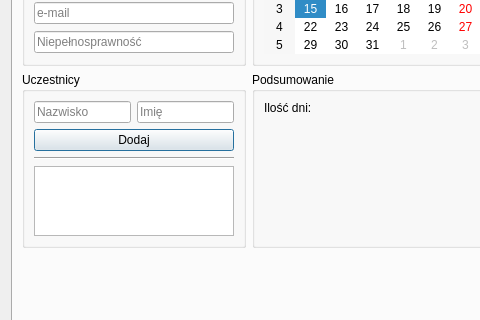
The window that src/ui/NewReservationDialog.ui (Skwara/HoteleADC) describes before a commit, drawn with Qt 5; both pictures show x 0 to 480 and y 190 to 510 of the 800 by 600 pixel window.
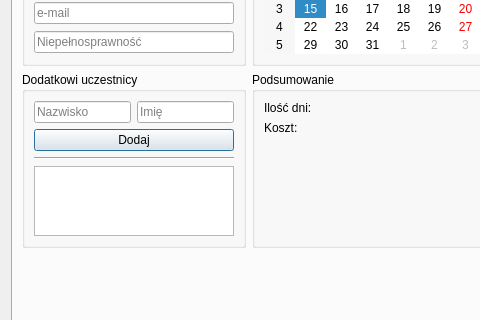
The same window after the commit.

Commit message: Added price calculation Added Client to Reservation Static data in DatabaseHandler Fetching flag Refactoring

The edit to the form file:
```diff
--- a/src/ui/NewReservationDialog.ui
+++ b/src/ui/NewReservationDialog.ui
@@ -166,6 +166,20 @@
             </property>
            </widget>
           </item>
+          <item row="1" column="0">
+           <widget class="QLabel" name="priceLabel">
+            <property name="text">
+             <string>Koszt:</string>
+            </property>
+           </widget>
+          </item>
+          <item row="1" column="1">
+           <widget class="QLabel" name="priceValueLabel">
+            <property name="text">
+             <string/>
+            </property>
+           </widget>
+          </item>
          </layout>
         </widget>
        </item>
@@ -185,7 +199,7 @@
        <item row="1" column="0">
         <widget class="QGroupBox" name="participantGroupBox">
          <property name="title">
-          <string>Uczestnicy</string>
+          <string>Dodatkowi uczestnicy</string>
          </property>
          <layout class="QGridLayout" name="gridLayout_5">
           <item row="0" column="0">
```
The commit also changes 8 other files.
